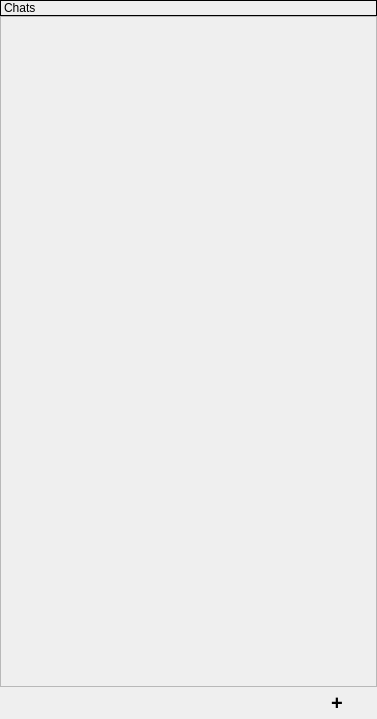
First picture: the form in chatslist.ui, repository andriilanin/inSide, before the edit.
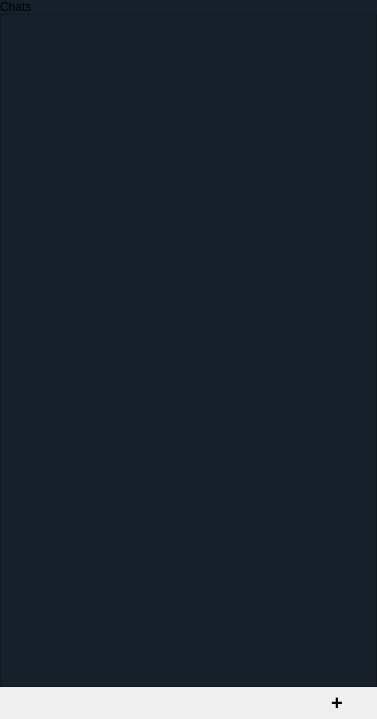
Second picture: the form after the edit.

Commit message: Added hover logic for chatItems, added some design for AddNewChatDialog

```diff
--- a/chatslist.ui
+++ b/chatslist.ui
@@ -33,14 +33,17 @@
     <number>0</number>
    </property>
    <item>
-    <layout class="QVBoxLayout" name="verticalLayout" stretch="0,18,0">
+    <layout class="QVBoxLayout" name="verticalLayout" stretch="0,0,0">
      <property name="spacing">
       <number>0</number>
      </property>
      <item>
       <widget class="QLabel" name="label">
+       <property name="styleSheet">
+        <string notr="true">background: rgb(23,33,43);</string>
+       </property>
        <property name="frameShape">
-        <enum>QFrame::Shape::Box</enum>
+        <enum>QFrame::Shape::NoFrame</enum>
        </property>
        <property name="text">
         <string>Chats</string>
@@ -49,6 +52,10 @@
      </item>
      <item>
       <widget class="QScrollArea" name="scrollArea">
+       <property name="styleSheet">
+        <string notr="true">border-bottom: solid black 1px; 
+background: rgb(23,33,43);</string>
+       </property>
        <property name="frameShadow">
         <enum>QFrame::Shadow::Plain</enum>
        </property>
@@ -67,7 +74,7 @@
           <x>0</x>
           <y>0</y>
           <width>373</width>
-          <height>660</height>
+          <height>662</height>
          </rect>
         </property>
        </widget>
```
The commit also changes 7 other files.
